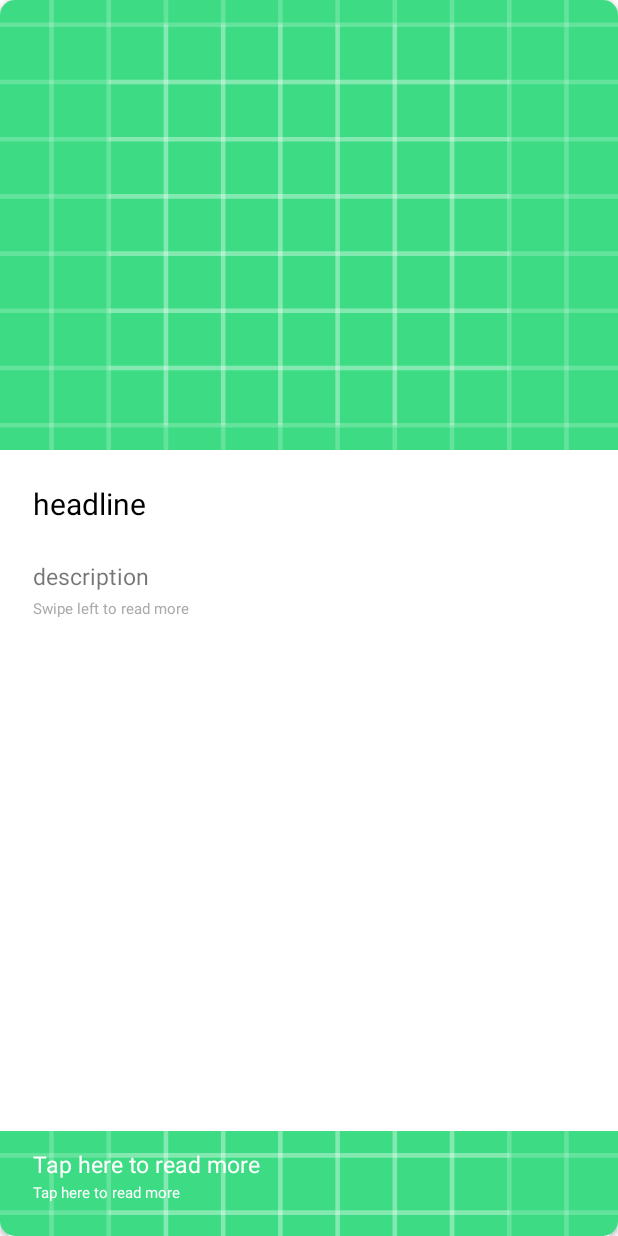
After one commit to gauravr397/NewsShort, an Android app: the layout item_container.xml on its own in the app's theme, with its tools: preview values and no code run, on a phone screen of 412 x 824 dp. The commit adds this screen. Run offline under Robolectric (Android 15) with nearby library versions, the phone set to English and light mode, and no system bars.

Commit message:
UI added //

```diff
--- a/app/build.gradle
+++ b/app/build.gradle
@@ -35,4 +35,6 @@ dependencies {
     testImplementation 'junit:junit:4.+'
     androidTestImplementation 'androidx.test.ext:junit:1.1.3'
     androidTestImplementation 'androidx.test.espresso:espresso-core:3.4.0'
+
+    implementation 'androidx.cardview:cardview:1.0.0'
 }
--- a/app/src/main/res/layout/activity_main.xml
+++ b/app/src/main/res/layout/activity_main.xml
@@ -1,18 +1,14 @@
 <?xml version="1.0" encoding="utf-8"?>
-<androidx.constraintlayout.widget.ConstraintLayout xmlns:android="http://schemas.android.com/apk/res/android"
+<RelativeLayout xmlns:android="http://schemas.android.com/apk/res/android"
     xmlns:app="http://schemas.android.com/apk/res-auto"
     xmlns:tools="http://schemas.android.com/tools"
     android:layout_width="match_parent"
     android:layout_height="match_parent"
     tools:context=".MainActivity">
 
-    <TextView
-        android:layout_width="wrap_content"
-        android:layout_height="wrap_content"
-        android:text="Hello World!"
-        app:layout_constraintBottom_toBottomOf="parent"
-        app:layout_constraintLeft_toLeftOf="parent"
-        app:layout_constraintRight_toRightOf="parent"
-        app:layout_constraintTop_toTopOf="parent" />
+    <com.example.newsshort.VerticalViewPager
+        android:layout_width="match_parent"
+        android:layout_height="match_parent"
+        android:id="@+id/verticalViewPager"/>
 
-</androidx.constraintlayout.widget.ConstraintLayout>
+</RelativeLayout>
--- /dev/null
+++ b/app/src/main/res/layout/item_container.xml
@@ -0,0 +1,94 @@
+<?xml version="1.0" encoding="utf-8"?>
+<LinearLayout xmlns:android="http://schemas.android.com/apk/res/android"
+    xmlns:app="http://schemas.android.com/apk/res-auto"
+    android:orientation="vertical"
+    android:layout_width="match_parent"
+    android:layout_height="match_parent"
+    android:minHeight="500dp">
+
+    <androidx.cardview.widget.CardView
+        android:layout_width="match_parent"
+        android:layout_height="match_parent"
+        android:id="@+id/card_view"
+        android:layout_gravity="center"
+        app:cardCornerRadius="10dp">
+
+        <LinearLayout
+            android:layout_width="match_parent"
+            android:layout_height="match_parent"
+            android:orientation="vertical">
+
+            <ImageView
+                android:layout_width="match_parent"
+                android:layout_height="300dp"
+                android:id="@+id/imageView"
+                android:src="@drawable/ic_launcher_background"
+                android:scaleType="centerCrop"/>
+
+            <TextView
+                android:layout_width="wrap_content"
+                android:layout_height="wrap_content"
+                android:id="@+id/headine"
+                android:padding="2dp"
+                android:text="headline"
+                android:textColor="@color/black"
+                android:textSize="20dp"
+                android:layout_margin="20dp"/>
+
+            <TextView
+                android:layout_width="wrap_content"
+                android:layout_height="wrap_content"
+                android:id="@+id/desc"
+                android:padding="2dp"
+                android:textSize="15dp"
+                android:text="description"
+                android:layout_marginLeft="20dp"
+                android:layout_marginRight="20dp"/>
+
+
+            <TextView
+                android:layout_width="match_parent"
+                android:layout_height="wrap_content"
+                android:id="@+id/swipetext"
+                android:padding="2dp"
+                android:textColor="@android:color/darker_gray"
+                android:text="Swipe left to read more"
+                android:textSize="10dp"
+                android:layout_marginLeft="20dp"
+                android:layout_marginRight="20dp"/>
+
+        </LinearLayout>
+        <ImageView
+            android:layout_width="match_parent"
+            android:layout_height="70dp"
+            android:id="@+id/imageView2"
+            android:src="@drawable/ic_launcher_background"
+            android:layout_gravity="bottom"
+            android:scaleType="centerCrop"/>
+        <TextView
+            android:layout_width="match_parent"
+            android:layout_height="wrap_content"
+            android:layout_gravity="bottom"
+            android:padding="2dp"
+            android:textColor="@android:color/white"
+            android:text="Tap here to read more"
+            android:textSize="15dp"
+            android:layout_marginRight="20dp"
+            android:layout_marginLeft="20dp"
+            android:layout_marginBottom="35dp"/>
+        <TextView
+            android:layout_width="match_parent"
+            android:layout_height="wrap_content"
+            android:layout_gravity="bottom"
+            android:id="@+id/taphere"
+            android:text="Tap here to read more"
+            android:padding="2dp"
+            android:textColor="@android:color/white"
+            android:textSize="10dp"
+            android:layout_marginBottom="20dp"
+            android:layout_marginLeft="20dp"
+            android:layout_marginRight="20dp"/>
+
+    </androidx.cardview.widget.CardView>
+
+</LinearLayout>
```
